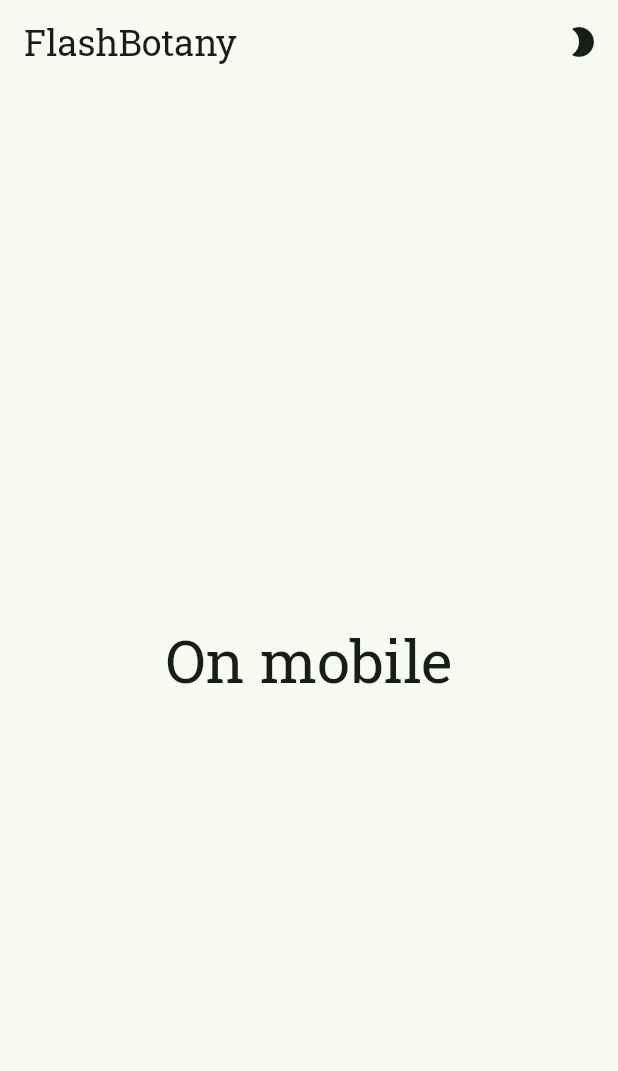
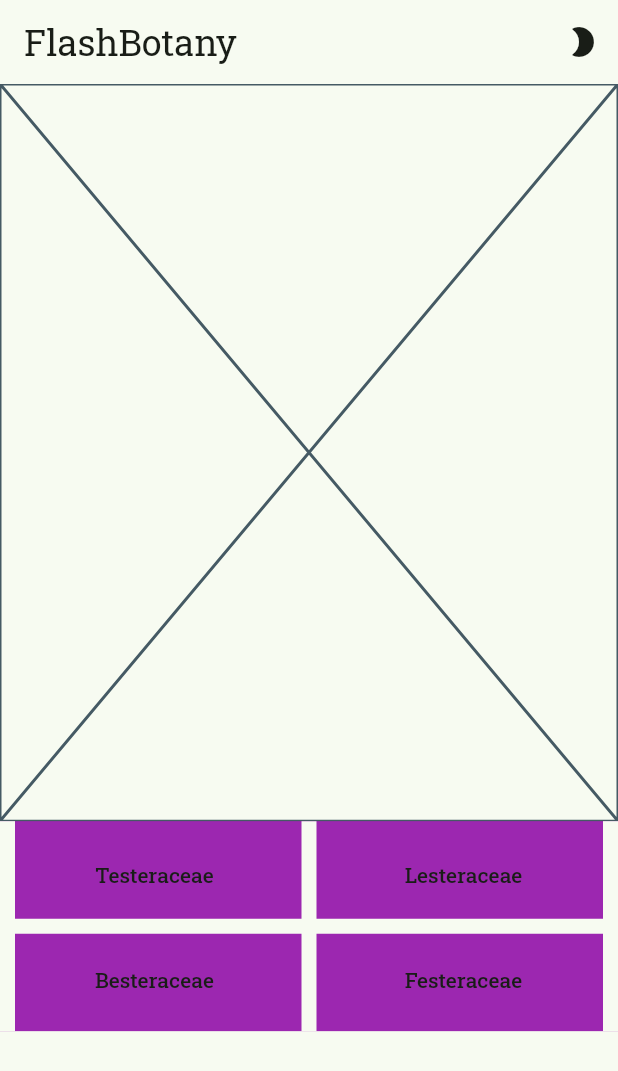
Before and after one commit to JPUF/flash_botany_flutter, a Flutter app: the screen it shows after launch, on a phone screen of 412 x 824 dp. Shown: the top 1071 px of the screen. Run offline on Flutter 3.47's test engine with Material 2 defaults, Android fonts, the phone set to English and light mode, and no system bars; drawn by our look-alikes of dynamic_color; our stand-ins replace flutter_svg, go_router, google_fonts, material_color_utilities; missing offline and left inert: snapping_sheet.

Commit message:
Initial answer buttons

```diff
--- /dev/null
+++ b/app/lib/src/features/home/view/components/answer_button.dart
@@ -0,0 +1,26 @@
+import 'package:flutter/material.dart';
+
+import '../../../../shared/extensions.dart';
+
+class AnswerButton extends StatelessWidget {
+  const AnswerButton({
+    Key? key,
+    required this.answerTitle,
+  }) : super(key: key);
+
+  final String answerTitle;
+
+  @override
+  Widget build(BuildContext context) {
+    return Container(
+      height: 70,
+      width: double.infinity,
+      color: Colors.purple,
+      alignment: AlignmentDirectional.center,
+      child: Text(
+        answerTitle,
+        style: context.labelLarge,
+      ),
+    );
+  }
+}
--- /dev/null
+++ b/app/lib/src/features/home/view/components/flash_container.dart
@@ -0,0 +1,41 @@
+import 'package:flutter/material.dart';
+
+import 'flash_content.dart';
+
+class FlashContainerDesktop extends StatelessWidget {
+  const FlashContainerDesktop({
+    Key? key,
+    required this.sheetRelativePosition,
+  }) : super(key: key);
+
+  final double sheetRelativePosition;
+
+  @override
+  Widget build(BuildContext context) {
+    final screenWidth = MediaQuery.of(context).size.width;
+    return Row(
+      children: [
+        SizedBox(width: sheetRelativePosition * screenWidth),
+        const Expanded(
+          child: FlashContent(),
+        ),
+      ],
+    );
+  }
+}
+
+class FlashContainerMobile extends StatelessWidget {
+  const FlashContainerMobile({
+    Key? key,
+  }) : super(key: key);
+
+  @override
+  Widget build(BuildContext context) {
+    return Column(
+      children: const [
+        Expanded(child: FlashContent()),
+        SizedBox(height: 80),
+      ],
+    );
+  }
+}
--- /dev/null
+++ b/app/lib/src/features/home/view/components/flash_content.dart
@@ -0,0 +1,50 @@
+import 'package:flutter/material.dart';
+
+import 'answer_button.dart';
+
+class FlashContent extends StatelessWidget {
+  const FlashContent({
+    Key? key,
+  }) : super(key: key);
+
+  @override
+  Widget build(BuildContext context) {
+    return Column(
+      children: const [
+        Expanded(flex: 5, child: Placeholder()),
+        Expanded(flex: 2, child: AnswerOptions()),
+      ],
+    );
+  }
+}
+
+class AnswerOptions extends StatelessWidget {
+  const AnswerOptions({
+    Key? key,
+  }) : super(key: key);
+
+  @override
+  Widget build(BuildContext context) {
+    final colors = Theme.of(context).colorScheme;
+    final tableBorder = BorderSide(width: 10, color: colors.surface);
+    return Table(
+      defaultColumnWidth: const FractionColumnWidth(0.5),
+      border: TableBorder(
+        verticalInside: tableBorder,
+        horizontalInside: tableBorder,
+        left: tableBorder,
+        right: tableBorder,
+      ),
+      children: const [
+        TableRow(children: [
+          AnswerButton(answerTitle: 'Testeraceae'),
+          AnswerButton(answerTitle: 'Lesteraceae'),
+        ]),
+        TableRow(children: [
+          AnswerButton(answerTitle: 'Besteraceae'),
+          AnswerButton(answerTitle: 'Festeraceae'),
+        ])
+      ],
+    );
+  }
+}
--- a/app/lib/src/features/home/view/components/home_content.dart
+++ /dev/null
@@ -1,43 +0,0 @@
-import 'package:flutter/material.dart';
-
-import '../../../../shared/extensions.dart';
-
-class HomeContentDesktop extends StatelessWidget {
-  const HomeContentDesktop({
-    Key? key,
-    required this.sheetRelativePosition,
-  }) : super(key: key);
-
-  final double sheetRelativePosition;
-
-  @override
-  Widget build(BuildContext context) {
-    final screenWidth = MediaQuery.of(context).size.width;
-    return Row(
-      children: [
-        SizedBox(
-            width: sheetRelativePosition * screenWidth,
-            child: const Placeholder()),
-        Expanded(
-          child: Stack(
-            children: [
-              const Placeholder(),
-              Center(child: Text('On desktop', style: context.headlineLarge)),
-            ],
-          ),
-        ),
-      ],
-    );
-  }
-}
-
-class HomeContentMobile extends StatelessWidget {
-  const HomeContentMobile({
-    Key? key,
-  }) : super(key: key);
-
-  @override
-  Widget build(BuildContext context) {
-    return Center(child: Text('On mobile', style: context.headlineLarge));
-  }
-}
--- a/app/lib/src/features/home/view/home_screen.dart
+++ b/app/lib/src/features/home/view/home_screen.dart
@@ -6,7 +6,7 @@ import '../../../shared/strings.dart';
 import '../../../shared/views/views.dart';
 import 'components/family_sheet_scaffold.dart';
 import 'components/grabbing_widgets.dart';
-import 'components/home_content.dart';
+import 'components/flash_container.dart';
 
 class HomeScreen extends StatefulWidget {
   const HomeScreen({Key? key}) : super(key: key);
@@ -44,7 +44,7 @@ class _HomeScreenState extends State<HomeScreen> {
               actions: const [BrightnessToggle()],
             ),
             body: SnappingSheet(
-              child: const HomeContentMobile(),
+              child: const FlashContainerMobile(),
               grabbingHeight: 60,
               grabbing: const Padding(
                 padding: EdgeInsets.symmetric(horizontal: 16),
@@ -77,7 +77,7 @@ class _HomeScreenState extends State<HomeScreen> {
               });
             },
             child:
-                HomeContentDesktop(sheetRelativePosition: horizontalPosition),
+                FlashContainerDesktop(sheetRelativePosition: horizontalPosition),
             grabbingWidth: 50,
             grabbing: Padding(
               padding: const EdgeInsets.symmetric(vertical: 32),
```
